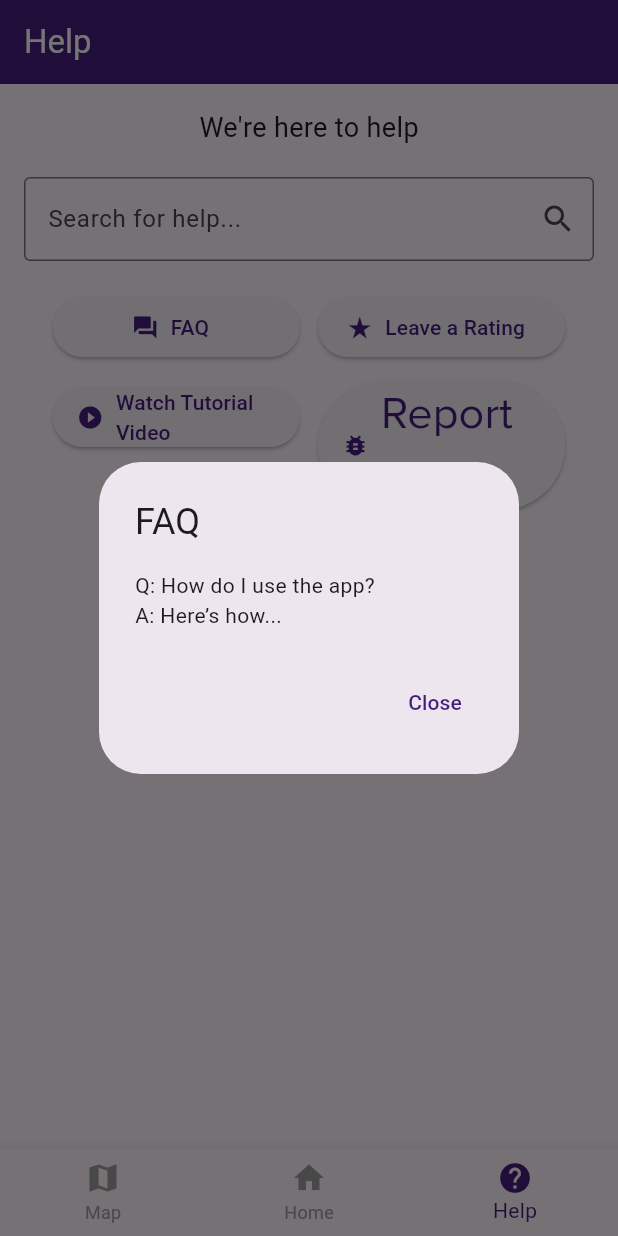
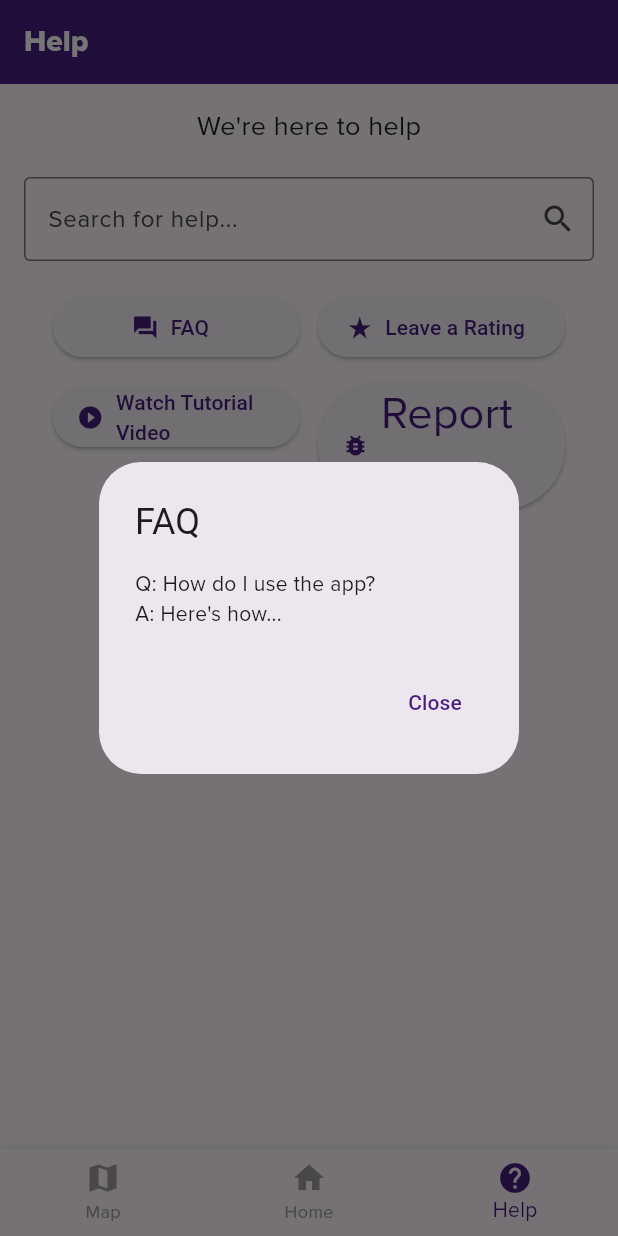
Before and after one commit to loraavie/branded_tour_app, a Flutter app: the screen it shows after launch, item 3 of the bottom bar chosen, after a tap on "FAQ", on a phone screen of 412 x 824 dp. Run offline on Flutter 3.47's test engine with Material 3 defaults, Android fonts, the phone set to English and light mode, and no system bars; our stand-ins replace youtube_player_flutter.

Commit message:
font initial test

```diff
--- a/lib/main.dart
+++ b/lib/main.dart
@@ -37,10 +37,22 @@ class MyApp extends StatelessWidget {
         appBarTheme: const AppBarTheme(
           backgroundColor: Color(0xFF461D7C),
           foregroundColor: Colors.white, // For text and icons
+          titleTextStyle: TextStyle(
+            fontFamily: 'ProximaNova',
+            fontWeight: FontWeight.w800,
+            fontSize: 20,
+            color: Colors.white,
+          ),
         ),
         bottomNavigationBarTheme: const BottomNavigationBarThemeData(
           selectedItemColor: Color(0xFF461D7C),
           unselectedItemColor: Colors.grey,
+        ),
+        textTheme: const TextTheme(
+          bodyLarge: TextStyle(fontFamily: 'ProximaNova'),
+          bodyMedium: TextStyle(fontFamily: 'ProximaNova'),
+          titleLarge: TextStyle(fontFamily: 'ProximaNova'),
+          headlineMedium: TextStyle(fontFamily: 'ProximaNova'),
         ),
       ),
       home: const MainScreen(),
@@ -358,7 +370,7 @@ class HelpScreen extends StatelessWidget {
                             (context) => AlertDialog(
                               title: const Text('FAQ'),
                               content: const Text(
-                                'Q: How do I use the app?\nA: Here’s how...',
+                                'Q: How do I use the app?\nA: Here\'s how...',
                               ),
                               actions: [
                                 TextButton(
@@ -431,7 +443,7 @@ class HelpScreen extends StatelessWidget {
                       'Report a Bug',
                       style: TextStyle(
                         fontSize: 30,
-                        fontFamily: "Proximanova",
+                        fontFamily: "ProximaNova",
                         fontWeight: FontWeight.w400,
                       ),
                     ),
@@ -571,7 +583,8 @@ class FirstFloorScreen extends StatelessWidget {
                         context,
                         MaterialPageRoute(
                           builder:
-                              (context) => QuestionScreen(questionNumber: i, floor: 1),
+                              (context) =>
+                                  QuestionScreen(questionNumber: i, floor: 1),
                         ),
                       );
                     },
@@ -603,7 +616,11 @@ class QuestionScreen extends StatelessWidget {
   final int questionNumber;
   final int floor;
 
-  const QuestionScreen({super.key, required this.questionNumber, required this.floor});
+  const QuestionScreen({
+    super.key,
+    required this.questionNumber,
+    required this.floor,
+  });
 
   @override
   Widget build(BuildContext context) {
@@ -660,7 +677,6 @@ class SecondFloorScreen extends StatelessWidget {
 
   @override
   Widget build(BuildContext context) {
-
     return MainLayout(
       selectedIndex: 1,
       onItemTapped: (index) {
@@ -689,7 +705,8 @@ class SecondFloorScreen extends StatelessWidget {
                         context,
                         MaterialPageRoute(
                           builder:
-                              (context) => QuestionScreen(questionNumber: i, floor:2),
+                              (context) =>
+                                  QuestionScreen(questionNumber: i, floor: 2),
                         ),
                       );
                     },
@@ -750,7 +767,8 @@ class ThirdFloorScreen extends StatelessWidget {
                         context,
                         MaterialPageRoute(
                           builder:
-                              (context) => QuestionScreen(questionNumber: i, floor: 3),
+                              (context) =>
+                                  QuestionScreen(questionNumber: i, floor: 3),
                         ),
                       );
                     },
```
